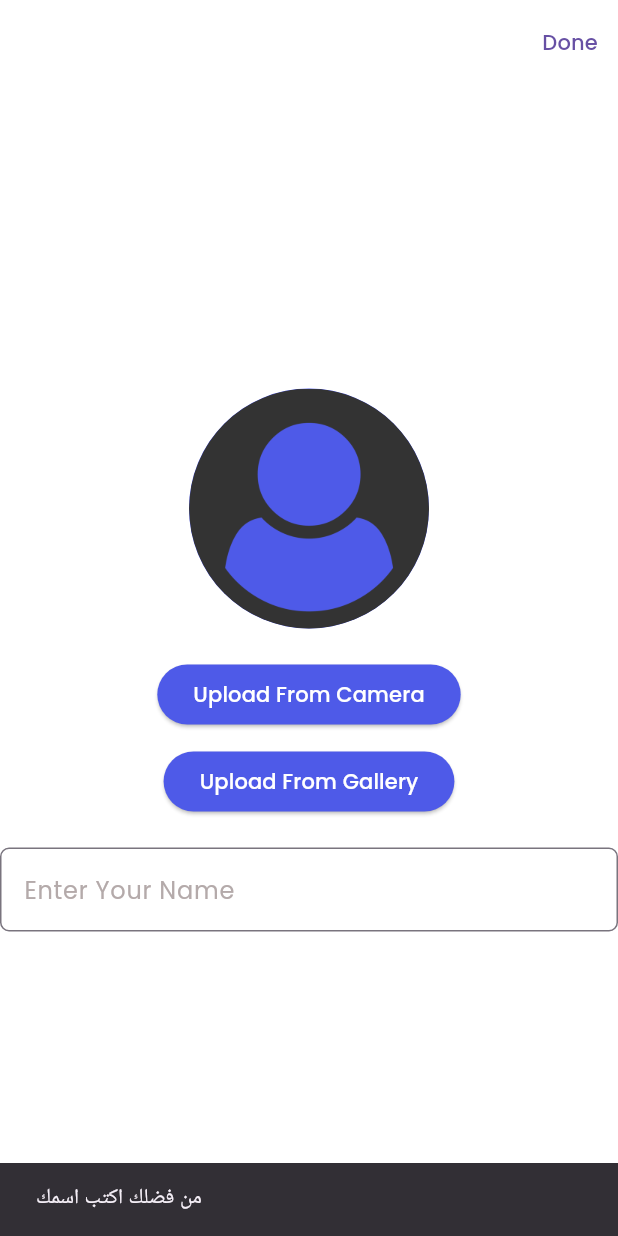
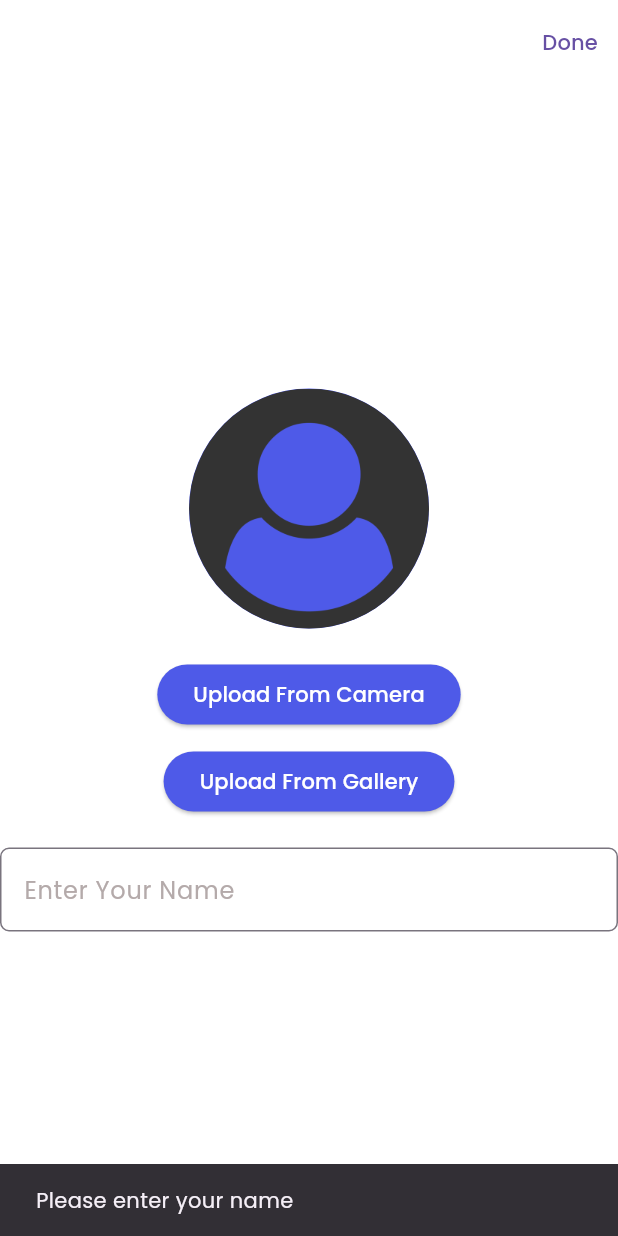
Before and after one commit to Mariam255-star/taskati_app, a Flutter app: the screen it shows after launch, after a tap on "Done", on a phone screen of 412 x 824 dp. Run offline on Flutter 3.47's test engine with Material 3 defaults, Android fonts, the phone set to English and light mode, and no system bars; our stand-ins replace gap, image_picker, lottie.

Commit message:
taskati_app

```diff
--- a/lib/features/Upload/upload_page.dart
+++ b/lib/features/Upload/upload_page.dart
@@ -12,10 +12,9 @@ class UploadPage extends StatefulWidget {
 }
 
 class _UploadPageState extends State<UploadPage> {
-  XFile? imageFile; // هنخزن الصورة هنا
-  final _controller = TextEditingController(); // هنخزن الاسم هنا
+  XFile? imageFile;
+  final _controller = TextEditingController();
 
-  // دالة لاختيار الصورة
   Future<void> _pickImage(ImageSource source) async {
     final picked = await ImagePicker().pickImage(source: source);
     if (picked != null) {
@@ -25,15 +24,14 @@ class _UploadPageState extends State<UploadPage> {
     }
   }
 
-  // دالة زرار Done
   void _onDone() {
     if (_controller.text.isEmpty) {
       ScaffoldMessenger.of(context).showSnackBar(
-        const SnackBar(content: Text("من فضلك اكتب اسمك")),
+        const SnackBar(content: Text("Please enter your name")),
       );
     } else {
       ScaffoldMessenger.of(context).showSnackBar(
-        SnackBar(content: Text("اسمك هو: ${_controller.text}")),
+        SnackBar(content: Text("Your name is: ${_controller.text}")),
       );
     }
   }
@@ -53,7 +51,6 @@ class _UploadPageState extends State<UploadPage> {
         child: Column(
           mainAxisAlignment: MainAxisAlignment.center,
           children: [
-            // صورة البروفايل
             CircleAvatar(
               radius: 80,
               backgroundColor: Appcolor.primarycolor,
@@ -63,8 +60,6 @@ class _UploadPageState extends State<UploadPage> {
                       as ImageProvider,
             ),
             const SizedBox(height: 20),
-
-            // زرار الكاميرا
             ElevatedButton(
               style: ElevatedButton.styleFrom(
                 backgroundColor: Appcolor.primarycolor,
@@ -74,8 +69,6 @@ class _UploadPageState extends State<UploadPage> {
               child: const Text("Upload From Camera"),
             ),
             const SizedBox(height: 10),
-
-            // زرار المعرض
             ElevatedButton(
               style: ElevatedButton.styleFrom(
                 backgroundColor: Appcolor.primarycolor,
@@ -85,8 +78,6 @@ class _UploadPageState extends State<UploadPage> {
               child: const Text("Upload From Gallery"),
             ),
             const SizedBox(height: 20),
-
-            // إدخال الاسم
             TextFormField(
               controller: _controller,
               decoration: InputDecoration(
```
